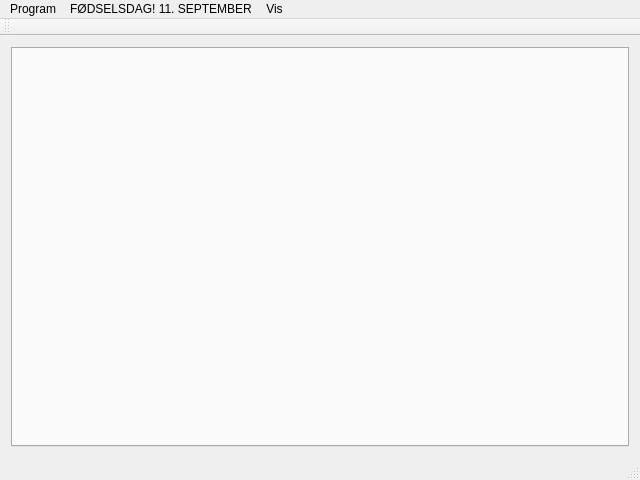
Qt form mainwindow.ui (froksen/opencltoolsv2) before a commit.
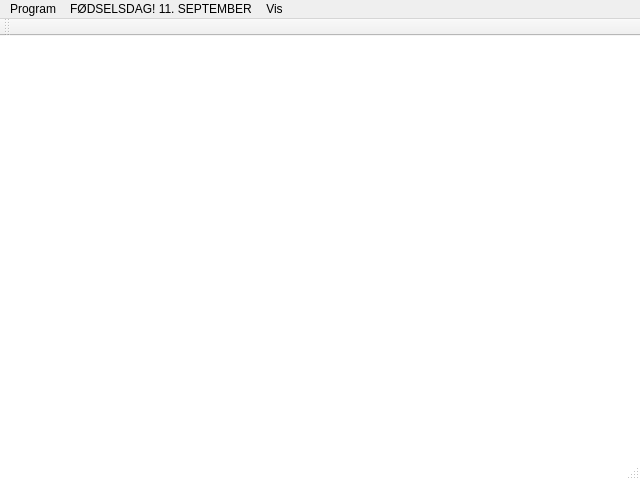
The same form after that commit. Icons and pictures are not drawn.

Diff of the .ui file:
```diff
--- a/mainwindow.ui
+++ b/mainwindow.ui
@@ -17,6 +17,43 @@
    <iconset resource="resource.qrc">
     <normaloff>:/icon.ico</normaloff>:/icon.ico</iconset>
   </property>
+  <property name="styleSheet">
+   <string notr="true">#MainWindow{
+	background: rgb(255, 255, 255)
+}
+
+#tabWidget{
+	border: none;
+}
+
+QTabWidget::pane { /* The tab widget frame */
+border-top: rgb(255, 255, 255)
+}
+
+QTabBar::tab:selected, QTabBar::tab:hover {
+/*background: qlineargradient(x1: 0, y1: 0, x2: 0, y2: 1, stop: 0 #fafafa, stop: 0.4 #f4f4f4, stop: 0.5 #e7e7e7, stop: 1.0 #fafafa);*/
+background: rgb(112, 146, 190);
+height: 25px;
+width: 110%;
+}
+QTabBar::tab:selected {
+border-color: #9B9B9B;
+border-bottom-color: #C2C7CB; /* same as pane color */
+color: white;
+
+}
+QTabBar::tab:!selected {
+height: 2px;
+width: 100%;
+}
+
+QPushButton:hover{
+	height: 20px;
+	background: rgb(112, 146, 190);
+	color: white;
+
+}</string>
+  </property>
   <widget class="QWidget" name="centralWidget">
    <layout class="QVBoxLayout" name="verticalLayout">
     <item>
```
